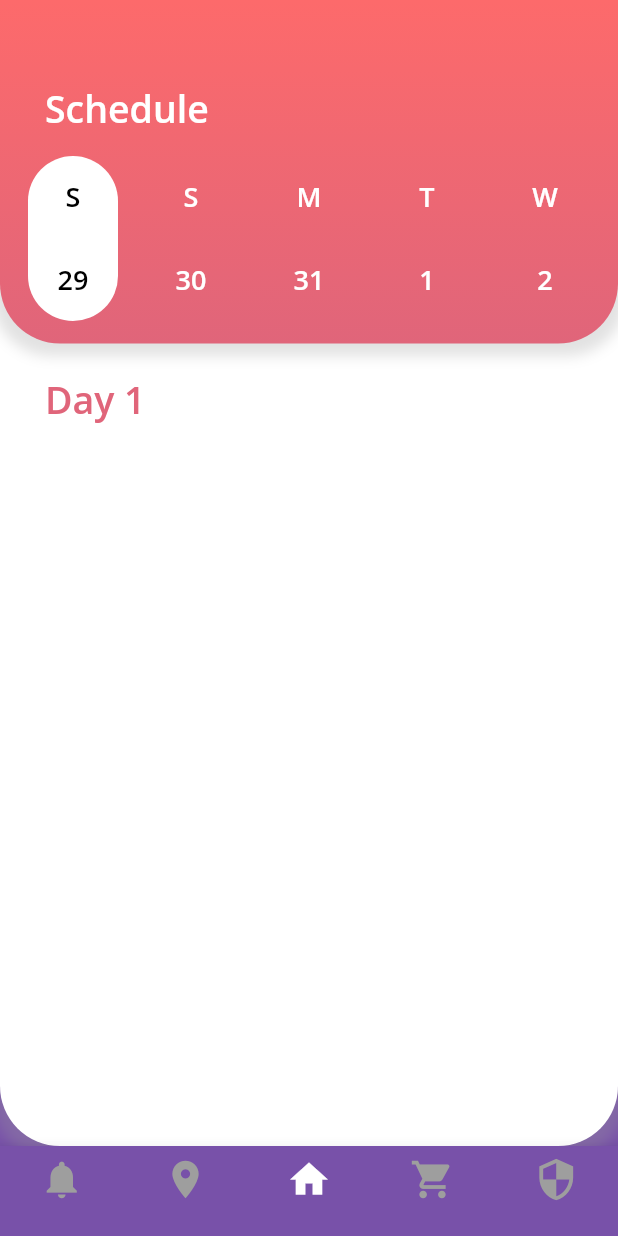
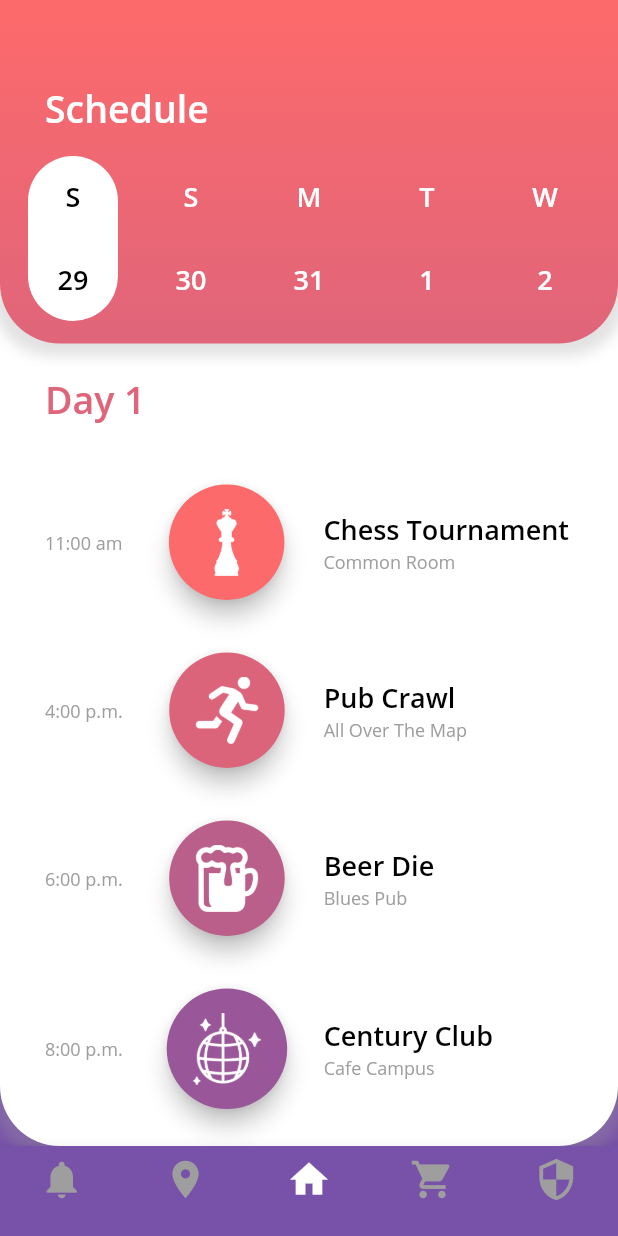
Before and after one commit to JUNIORCO/Event-App, a Flutter app: the screen it shows after launch, on a phone screen of 412 x 824 dp. Run offline on Flutter 3.47's test engine with Material 2 defaults, Android fonts, the phone set to English and light mode, and no system bars; our stand-ins replace flutter_map, flutter_svg, font_awesome_flutter, latlong.

Commit message:
Home Screen Event Pop up

```diff
--- a/lib/screens/home.dart
+++ b/lib/screens/home.dart
@@ -9,6 +9,31 @@ class HomeScreen extends StatefulWidget {
 
 class _HomeScreenState extends State<HomeScreen> {
   int _selectedIndex = 0;
+
+  List<String> _eventTime = <String>[
+    '11:00 am',
+    '4:00 p.m.',
+    '6:00 p.m.',
+    '8:00 p.m.',
+  ];
+  List<String> _eventLocation = <String>[
+    'Common Room',
+    'All Over The Map',
+    'Blues Pub',
+    'Cafe Campus',
+  ];
+  List<String> _eventName = <String>[
+    'Chess Tournament',
+    'Pub Crawl',
+    'Beer Die',
+    'Century Club',
+  ];
+  List<AssetImage> _eventIcon = <AssetImage>[
+    AssetImage('assets/images/chess_piece.png'),
+    AssetImage('assets/images/running_man.png'),
+    AssetImage('assets/images/beer_white.png'),
+    AssetImage('assets/images/disco_ball.png'),
+  ];
 
   List<DateTime> _dates = <DateTime>[
     DateTime.utc(2020, DateTime.august, 29),
@@ -172,7 +197,32 @@ class _HomeScreenState extends State<HomeScreen> {
                 ),
               ),
             ),
-            //buildEvents(),
+            Expanded(
+              child: ListView.separated(
+                shrinkWrap: true,
+                scrollDirection: Axis.vertical,
+                padding: const EdgeInsets.only(top: 20.0, bottom: 20.0),
+                itemCount: _eventName.length,
+                itemBuilder: (BuildContext context, int index) {
+                  return SchedEvent(
+                      _eventName[index],
+                      _eventTime[index],
+                      _eventIcon[index],
+                      _eventLocation[index],
+                      _colors[_selectedIndex],
+                      index,
+                      _eventName.length);
+                },
+                separatorBuilder: (BuildContext context, int index) =>
+                    const Divider(
+                  color: Color(0x00000000), // transparent color
+                  height: 35.0,
+                  endIndent: 0.0,
+                  indent: 0.0,
+                  thickness: 0.0,
+                ),
+              ),
+            ),
           ],
         ),
       ],
--- a/lib/widgets/schedule_events.dart
+++ b/lib/widgets/schedule_events.dart
@@ -1,20 +1,118 @@
 import 'package:flutter/material.dart';
+import 'package:event_app/cards/event_info.dart';
 
 class SchedEvent extends StatelessWidget {
   final String _eventTime;
-  final Color _eventColor;
-  final Icon _eventIcon;
+  //final Color _eventColor;
+  final AssetImage _eventIcon;
   final String _eventLocation;
   // final String _eventDuration;
   final String _eventName;
+  final Color _currentColor;
+  final int _currentIndex;
+  final int _totalNumberofElements;
 
   SchedEvent(
-    this._eventName,
-    this._eventTime,
-    this._eventColor,
-    this._eventIcon,
-    this._eventLocation,
-  );
+      this._eventName,
+      this._eventTime,
+      //this._eventColor,
+      this._eventIcon,
+      this._eventLocation,
+      this._currentColor,
+      this._currentIndex,
+      this._totalNumberofElements);
   @override
-  Widget build(BuildContext context) {}
+  Widget build(BuildContext context) {
+    AssetImage _image = AssetImage('assets/images/chess_piece.png');
+    return Container(
+      child: Row(
+        children: <Widget>[
+          Padding(
+            padding: EdgeInsets.only(left: 30, right: 15),
+            child: Text(
+              _eventTime,
+              style: TextStyle(
+                fontSize: 12.0,
+                fontWeight: FontWeight.w400,
+                color: Colors.grey,
+                fontFamily: 'Open Sans',
+              ),
+            ),
+          ),
+          Padding(
+            padding: EdgeInsets.only(right: 10),
+            child: MaterialButton(
+              onPressed: () {
+                showModalBottomSheet(
+                    isScrollControlled: true,
+                    shape: RoundedRectangleBorder(
+                      borderRadius:
+                          BorderRadius.vertical(top: Radius.circular(25.0)),
+                    ),
+                    context: context,
+                    builder: (BuildContext bc) {
+                      return Wrap(children: <Widget>[
+                        Container(
+                          color: Colors.white,
+                          child: Container(
+                            decoration: new BoxDecoration(
+                                color: Colors.white,
+                                borderRadius: new BorderRadius.only(
+                                    topLeft: const Radius.circular(25.0),
+                                    topRight: const Radius.circular(25.0))),
+                            child: EventInfo(
+                              'Chess Tournament',
+                              'Common Room',
+                              '11:00a.m.-12:00',
+                              _image,
+                              'A Tournament of Beer Die is held over A Tournament of Beer Die is held over A Tournament of Beer Die is held over A Tournament of Beer Die is held over A Tournament of Beer Die is held over',
+                            ),
+                          ),
+                        )
+                      ]);
+                    });
+              },
+              elevation: 6,
+              color: Color.lerp(_currentColor, Color(0xFF7851A9),
+                  (_currentIndex / _totalNumberofElements)),
+              child: Image(
+                image: _eventIcon,
+                alignment: Alignment.center,
+                repeat: ImageRepeat.noRepeat,
+                matchTextDirection: false,
+                width: 45,
+              ),
+              shape: CircleBorder(),
+              visualDensity: VisualDensity(horizontal: 4.0, vertical: 4.0),
+            ),
+          ),
+          Column(
+            crossAxisAlignment: CrossAxisAlignment.start,
+            children: <Widget>[
+              Text(
+                _eventName,
+                textAlign: TextAlign.left,
+                style: TextStyle(
+                  fontSize: 18.0,
+                  fontWeight: FontWeight.w600,
+                  color: Colors.black,
+                  fontFamily: 'Open Sans',
+                ),
+              ),
+              Text(
+                _eventLocation,
+                textAlign: TextAlign.left,
+                style: TextStyle(
+                  fontSize: 12.0,
+                  fontWeight: FontWeight.w400,
+                  color: Colors.grey,
+                  fontFamily: 'Open Sans',
+                ),
+              ),
+            ],
+          ),
+        ],
+      ),
+    );
+  }
 }
```
Also changed, not shown: lib/cards/event_info.dart (added, +139 -0 lines), lib/screens/map.dart (+18 -10 lines), assets/images/beer_white.png (added), assets/images/chess_piece.png (added), assets/images/disco_ball.png (added), assets/images/running_man.png (added), 1 other file.
